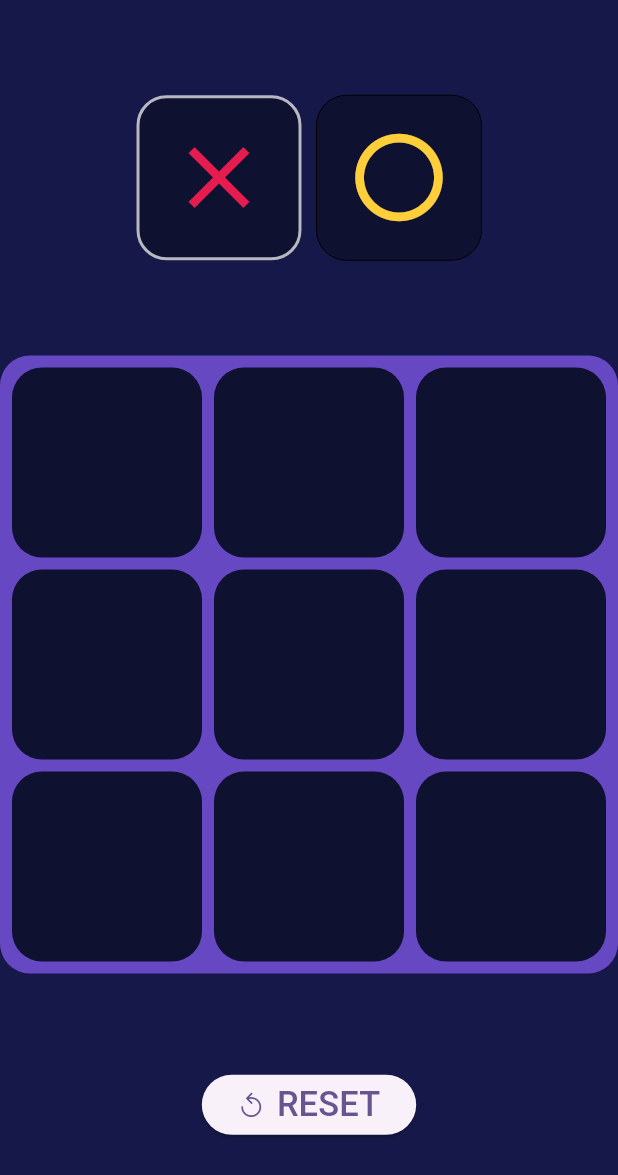
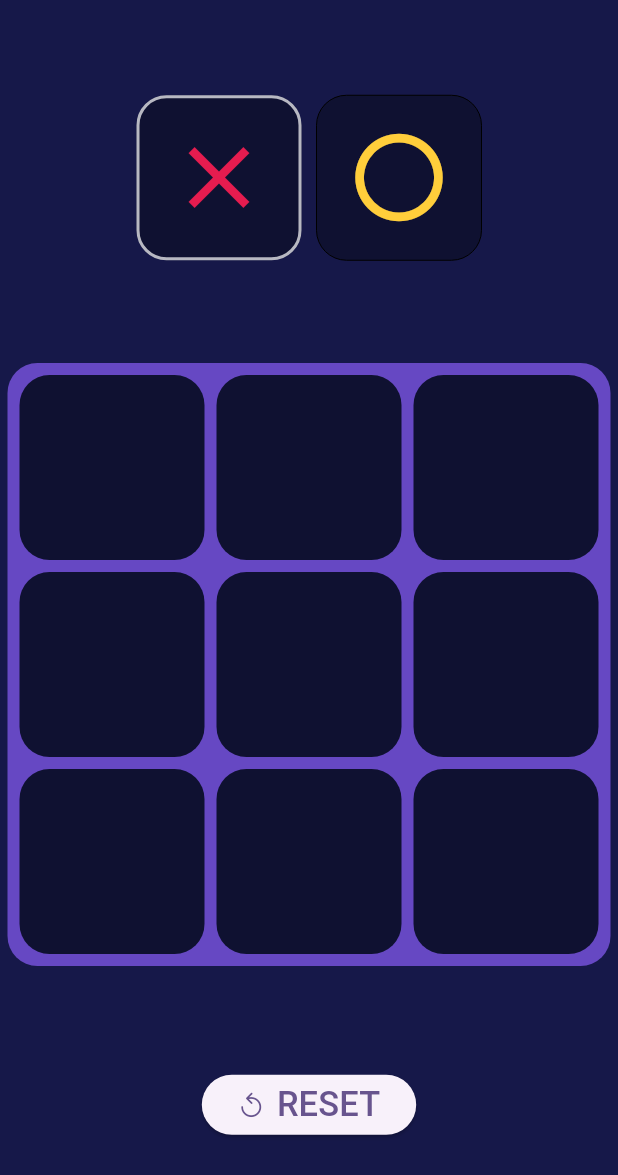
Before and after one commit to eqrakhattak/PRODIGY_AD_04, a Flutter app: the screen it shows after launch, on a phone screen of 412 x 824 dp. Shown: the top 1175 px of the screen. Run offline on Flutter 3.47's test engine with Material 2 defaults, Android fonts, the phone set to English and light mode, and no system bars.

Commit message:
Small Updates

```diff
--- a/Tictactoe/lib/homePage.dart
+++ b/Tictactoe/lib/homePage.dart
@@ -183,6 +183,7 @@ class _MyHomePageState extends State<MyHomePage> {
               ],
             ),
             Container(
+              margin: const EdgeInsets.all(5),
               padding: const EdgeInsets.only(top: 8, left: 8),
               decoration: const BoxDecoration(
                 color: Color(0xFF6648C3),
```
